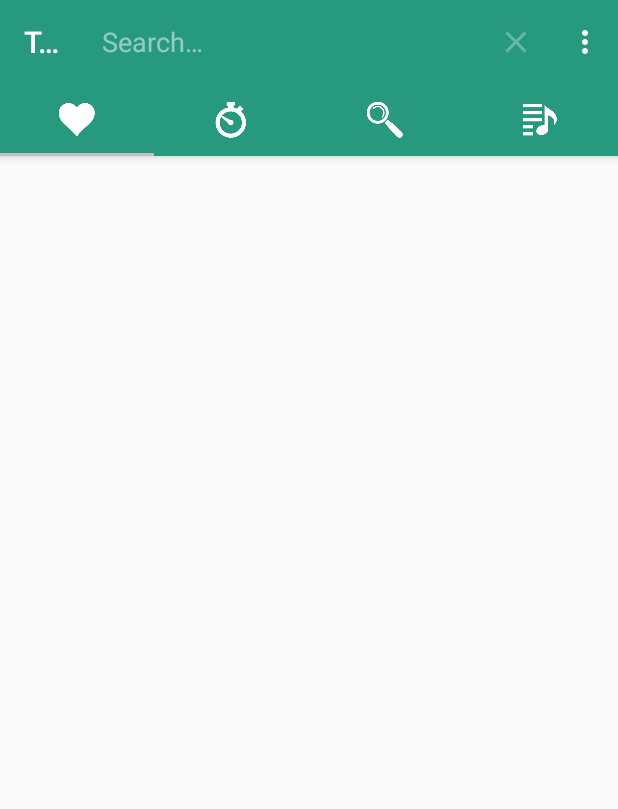
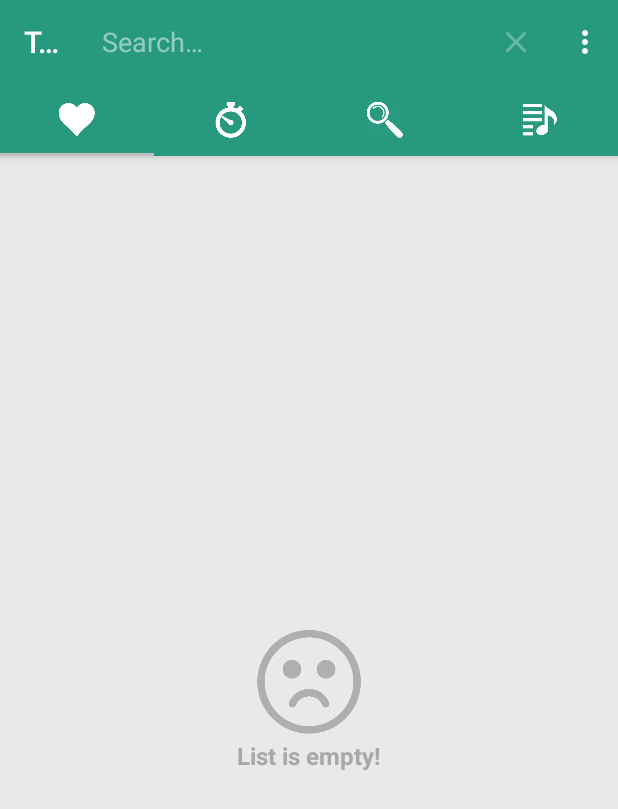
Before and after one commit to winlover32/Android-YouTube-Background-Player, an Android app: the screen it shows after launch (MainActivity), after a tap on "Search", on a phone screen of 412 x 824 dp. Shown: the top 809 px of the screen. Run offline under Robolectric (Android 15) with nearby library versions, the phone set to English and light mode, and no system bars; libraries missing offline, so code that uses them is left out: com.flask.colorpicker, pub.devrel.easypermissions; pictures from the network do not load; 1 statement that could not run was skipped.

Commit message:
Multiple improvements Some craches prevented

```diff
--- a/app/src/main/java/com/smedic/tubtub/fragments/BaseFragment.java
+++ b/app/src/main/java/com/smedic/tubtub/fragments/BaseFragment.java
@@ -7,7 +7,7 @@ import android.support.v4.app.Fragment;
  * Created by smedic on 9.2.17..
  */
 
-public class BaseFragment extends Fragment {
+public abstract class BaseFragment extends Fragment {
 
     protected void share(String url) {
         Intent intent = new Intent(Intent.ACTION_SEND);
@@ -27,4 +27,6 @@ public class BaseFragment extends Fragment {
         }
     }
 
+    protected abstract void updateList();
+
 }
--- a/app/src/main/java/com/smedic/tubtub/fragments/FavoritesFragment.java
+++ b/app/src/main/java/com/smedic/tubtub/fragments/FavoritesFragment.java
@@ -19,9 +19,11 @@ import android.content.Context;
 import android.os.Bundle;
 import android.support.v7.widget.LinearLayoutManager;
 import android.support.v7.widget.RecyclerView;
+import android.util.Log;
 import android.view.LayoutInflater;
 import android.view.View;
 import android.view.ViewGroup;
+import android.widget.RelativeLayout;
 
 import com.smedic.tubtub.MainActivity;
 import com.smedic.tubtub.R;
@@ -47,6 +49,7 @@ public class FavoritesFragment extends BaseFragment implements ItemEventsListene
     private VideosAdapter videoListAdapter;
     private OnItemSelected itemSelected;
     private Context context;
+    private RelativeLayout nothingFoundMessageHolder;
 
     public FavoritesFragment() {
         // Required empty public constructor
@@ -74,8 +77,8 @@ public class FavoritesFragment extends BaseFragment implements ItemEventsListene
         videoListAdapter.setOnItemEventsListener(this);
         favoritesListView.setAdapter(videoListAdapter);
 
-        //disable swipe to refresh for this tab
-        v.findViewById(R.id.swipe_to_refresh).setEnabled(false);
+        nothingFoundMessageHolder = (RelativeLayout) v.findViewById(R.id.nothing_found_holder);
+
         return v;
     }
 
@@ -84,7 +87,7 @@ public class FavoritesFragment extends BaseFragment implements ItemEventsListene
         super.onResume();
         favoriteVideos.clear();
         favoriteVideos.addAll(YouTubeSqlDb.getInstance().videos(YouTubeSqlDb.VIDEOS_TYPE.FAVORITE).readAll());
-        videoListAdapter.notifyDataSetChanged();
+        updateList();
     }
 
     @Override
@@ -108,7 +111,7 @@ public class FavoritesFragment extends BaseFragment implements ItemEventsListene
      */
     public void clearFavoritesList() {
         favoriteVideos.clear();
-        videoListAdapter.notifyDataSetChanged();
+        updateList();
     }
 
     public void addToFavoritesList(YouTubeVideo video) {
@@ -118,7 +121,7 @@ public class FavoritesFragment extends BaseFragment implements ItemEventsListene
     public void removeFromFavorites(YouTubeVideo video) {
         YouTubeSqlDb.getInstance().videos(YouTubeSqlDb.VIDEOS_TYPE.FAVORITE).delete(video.getId());
         favoriteVideos.remove(video);
-        videoListAdapter.notifyDataSetChanged();
+        updateList();
     }
 
     @Override
@@ -140,4 +143,19 @@ public class FavoritesFragment extends BaseFragment implements ItemEventsListene
         YouTubeSqlDb.getInstance().videos(YouTubeSqlDb.VIDEOS_TYPE.RECENTLY_WATCHED).create(video);
         itemSelected.onPlaylistSelected(favoriteVideos, favoriteVideos.indexOf(video));
     }
+
+    @Override
+    public void updateList() {
+        Log.d(TAG, "updateList: ");
+        videoListAdapter.notifyDataSetChanged();
+        if (videoListAdapter.getItemCount() > 0) {
+            Log.d(TAG, "updateList: show");
+            nothingFoundMessageHolder.setVisibility(View.GONE);
+            favoritesListView.setVisibility(View.VISIBLE);
+        } else {
+            Log.d(TAG, "updateList: hide");
+            nothingFoundMessageHolder.setVisibility(View.VISIBLE);
+            favoritesListView.setVisibility(View.GONE);
+        }
+    }
 }
--- a/app/src/main/java/com/smedic/tubtub/fragments/PlaylistsFragment.java
+++ b/app/src/main/java/com/smedic/tubtub/fragments/PlaylistsFragment.java
@@ -19,13 +19,13 @@ import android.content.Context;
 import android.os.Bundle;
 import android.support.v4.app.LoaderManager;
 import android.support.v4.content.Loader;
-import android.support.v4.widget.SwipeRefreshLayout;
 import android.support.v7.widget.LinearLayoutManager;
 import android.support.v7.widget.RecyclerView;
 import android.util.Log;
 import android.view.LayoutInflater;
 import android.view.View;
 import android.view.ViewGroup;
+import android.widget.RelativeLayout;
 
 import com.smedic.tubtub.MainActivity;
 import com.smedic.tubtub.R;
@@ -55,9 +55,10 @@ public class PlaylistsFragment extends BaseFragment implements
     private ArrayList<YouTubePlaylist> playlists;
     private RecyclerView playlistsListView;
     private PlaylistsAdapter playlistsAdapter;
-    private SwipeRefreshLayout swipeToRefresh;
+    //private SwipeRefreshLayout swipeToRefresh;
     private Context context;
     private OnItemSelected itemSelected;
+    private RelativeLayout nothingFoundMessageHolder;
 
     public PlaylistsFragment() {
         // Required empty public constructor
@@ -80,19 +81,18 @@ public class PlaylistsFragment extends BaseFragment implements
         /* Setup the ListView */
         playlistsListView = (RecyclerView) v.findViewById(R.id.fragment_list_items);
         playlistsListView.setLayoutManager(new LinearLayoutManager(context));
-
-        swipeToRefresh = (SwipeRefreshLayout) v.findViewById(R.id.swipe_to_refresh);
+        nothingFoundMessageHolder = (RelativeLayout) v.findViewById(R.id.nothing_found_holder);
 
         playlistsAdapter = new PlaylistsAdapter(context, playlists);
         playlistsAdapter.setOnItemEventsListener(this);
         playlistsListView.setAdapter(playlistsAdapter);
 
-        swipeToRefresh.setOnRefreshListener(new SwipeRefreshLayout.OnRefreshListener() {
-            @Override
-            public void onRefresh() {
-                searchPlaylists();
-            }
-        });
+//        swipeToRefresh.setOnRefreshListener(new SwipeRefreshLayout.OnRefreshListener() {
+//            @Override
+//            public void onRefresh() {
+//                searchPlaylists();
+//            }
+//        });
         return v;
     }
 
@@ -117,7 +117,7 @@ public class PlaylistsFragment extends BaseFragment implements
         super.onResume();
         playlists.clear();
         playlists.addAll(YouTubeSqlDb.getInstance().playlists().readAll());
-        playlistsAdapter.notifyDataSetChanged();
+        updateList();
     }
 
     public void searchPlaylists() {
@@ -130,7 +130,7 @@ public class PlaylistsFragment extends BaseFragment implements
             @Override
             public void onLoadFinished(Loader<List<YouTubePlaylist>> loader, List<YouTubePlaylist> data) {
                 if (data == null) {
-                    swipeToRefresh.setRefreshing(false);
+                    //swipeToRefresh.setRefreshing(false);
                     return;
                 }
                 YouTubeSqlDb.getInstance().playlists().deleteAll();
@@ -142,20 +142,15 @@ public class PlaylistsFragment extends BaseFragment implements
 
                 playlists.clear();
                 playlists.addAll(data);
-                playlistsAdapter.notifyDataSetChanged();
-                swipeToRefresh.setRefreshing(false);
-
-                for (YouTubePlaylist playlist : playlists) {
-                    Log.d(TAG, "onLoadFinished: >>> " + playlist.getTitle());
-                }
-
+                //swipeToRefresh.setRefreshing(false);
+                updateList();
             }
 
             @Override
             public void onLoaderReset(Loader<List<YouTubePlaylist>> loader) {
                 playlists.clear();
                 playlists.addAll(Collections.<YouTubePlaylist>emptyList());
-                playlistsAdapter.notifyDataSetChanged();
+                updateList();
             }
         }).forceLoad();
     }
@@ -197,8 +192,7 @@ public class PlaylistsFragment extends BaseFragment implements
                 break;
             }
         }
-
-        playlistsAdapter.notifyDataSetChanged();
+        updateList();
     }
 
     /**
@@ -234,4 +228,16 @@ public class PlaylistsFragment extends BaseFragment implements
         //results are in onVideosReceived callback method
         acquirePlaylistVideos(youTubePlaylist.getId());
     }
+
+    @Override
+    public void updateList() {
+        playlistsAdapter.notifyDataSetChanged();
+        if (playlistsAdapter.getItemCount() > 0) {
+            nothingFoundMessageHolder.setVisibility(View.GONE);
+            playlistsListView.setVisibility(View.VISIBLE);
+        } else {
+            nothingFoundMessageHolder.setVisibility(View.VISIBLE);
+            playlistsListView.setVisibility(View.GONE);
+        }
+    }
 }
--- a/app/src/main/java/com/smedic/tubtub/fragments/RecentlyWatchedFragment.java
+++ b/app/src/main/java/com/smedic/tubtub/fragments/RecentlyWatchedFragment.java
@@ -22,6 +22,7 @@ import android.support.v7.widget.RecyclerView;
 import android.view.LayoutInflater;
 import android.view.View;
 import android.view.ViewGroup;
+import android.widget.RelativeLayout;
 
 import com.smedic.tubtub.MainActivity;
 import com.smedic.tubtub.R;
@@ -50,6 +51,7 @@ public class RecentlyWatchedFragment extends BaseFragment implements
     private OnItemSelected itemSelected;
     private OnFavoritesSelected onFavoritesSelected;
     private Context context;
+    private RelativeLayout nothingFoundMessageHolder;
 
     public RecentlyWatchedFragment() {
         // Required empty public constructor
@@ -76,9 +78,8 @@ public class RecentlyWatchedFragment extends BaseFragment implements
         videoListAdapter.setOnItemEventsListener(this);
         recentlyPlayedListView.setAdapter(videoListAdapter);
 
+        nothingFoundMessageHolder = (RelativeLayout) v.findViewById(R.id.nothing_found_holder);
         //disable swipe to refresh for this tab
-        v.findViewById(R.id.swipe_to_refresh).setEnabled(false);
-
         return v;
     }
 
@@ -87,7 +88,7 @@ public class RecentlyWatchedFragment extends BaseFragment implements
         super.onResume();
         recentlyPlayedVideos.clear();
         recentlyPlayedVideos.addAll(YouTubeSqlDb.getInstance().videos(YouTubeSqlDb.VIDEOS_TYPE.RECENTLY_WATCHED).readAll());
-        videoListAdapter.notifyDataSetChanged();
+        updateList();
     }
 
     @Override
@@ -113,7 +114,7 @@ public class RecentlyWatchedFragment extends BaseFragment implements
      */
     public void clearRecentlyPlayedList() {
         recentlyPlayedVideos.clear();
-        videoListAdapter.notifyDataSetChanged();
+        updateList();
     }
 
     @Override
@@ -130,4 +131,16 @@ public class RecentlyWatchedFragment extends BaseFragment implements
     public void onItemClick(YouTubeVideo video) {
         itemSelected.onPlaylistSelected(recentlyPlayedVideos, recentlyPlayedVideos.indexOf(video));
     }
+
+    @Override
+    public void updateList() {
+        videoListAdapter.notifyDataSetChanged();
+        if (videoListAdapter.getItemCount() > 0) {
+            nothingFoundMessageHolder.setVisibility(View.GONE);
+            recentlyPlayedListView.setVisibility(View.VISIBLE);
+        } else {
+            nothingFoundMessageHolder.setVisibility(View.VISIBLE);
+            recentlyPlayedListView.setVisibility(View.GONE);
+        }
+    }
 }
--- a/app/src/main/res/layout/fragment_list.xml
+++ b/app/src/main/res/layout/fragment_list.xml
@@ -1,18 +1,39 @@
 <?xml version="1.0" encoding="utf-8"?>
 <FrameLayout xmlns:android="http://schemas.android.com/apk/res/android"
     android:layout_width="match_parent"
-    android:layout_height="match_parent">
+    android:layout_height="match_parent"
+    android:background="#e9e9e9">
 
-    <android.support.v4.widget.SwipeRefreshLayout
-        android:id="@+id/swipe_to_refresh"
+    <android.support.v7.widget.RecyclerView
+        android:id="@+id/fragment_list_items"
         android:layout_width="match_parent"
-        android:layout_height="wrap_content">
+        android:layout_height="match_parent"
+        android:visibility="gone" />
 
-        <android.support.v7.widget.RecyclerView
-            android:id="@+id/fragment_list_items"
-            android:layout_width="match_parent"
-            android:layout_height="wrap_content" />
-    </android.support.v4.widget.SwipeRefreshLayout>
+    <RelativeLayout
+        android:id="@+id/nothing_found_holder"
+        android:layout_width="match_parent"
+        android:layout_height="match_parent"
+        android:gravity="center">
+
+        <ImageView
+            android:id="@+id/nothing_found_image"
+            android:layout_width="80dp"
+            android:layout_height="80dp"
+            android:layout_centerHorizontal="true"
+            android:src="@drawable/nothing_found" />
+
+        <TextView
+            android:layout_width="wrap_content"
+            android:layout_height="wrap_content"
+            android:layout_below="@+id/nothing_found_image"
+            android:layout_centerHorizontal="true"
+            android:text="@string/list_empty"
+            android:textColor="#a8a8a8"
+            android:textSize="16sp"
+            android:textStyle="bold" />
+
+    </RelativeLayout>
 
     <ProgressBar
         android:id="@+id/fragment_progress_bar"
--- a/app/src/main/res/values/strings.xml
+++ b/app/src/main/res/values/strings.xml
@@ -35,4 +35,5 @@
     <string name="choose_colors">Choose background and text color</string>
     <string name="cancel">cancel</string>
     <string name="failed_playback">Playback failed!</string>
+    <string name="list_empty">List is empty!</string>
 </resources>
--- a/build.gradle
+++ b/build.gradle
@@ -5,7 +5,7 @@ buildscript {
         jcenter()
     }
     dependencies {
-        classpath 'com.android.tools.build:gradle:2.2.3'
+        classpath 'com.android.tools.build:gradle:2.3.3'
         // NOTE: Do not place your application dependencies here; they belong
         // in the individual module build.gradle files
     }
```
Also changed, not shown: app/src/main/java/com/smedic/tubtub/fragments/SearchFragment.java (+17 -4 lines), app/src/main/java/com/smedic/tubtub/utils/Utils.java (+8 -6 lines), app/src/main/java/com/smedic/tubtub/youtube/YouTubeVideosLoader.java (+24 -30 lines), app/src/main/res/layout/video_item.xml (+30 -26 lines), app/src/main/res/drawable/nothing_found.png (added), gradle/wrapper/gradle-wrapper.properties.
